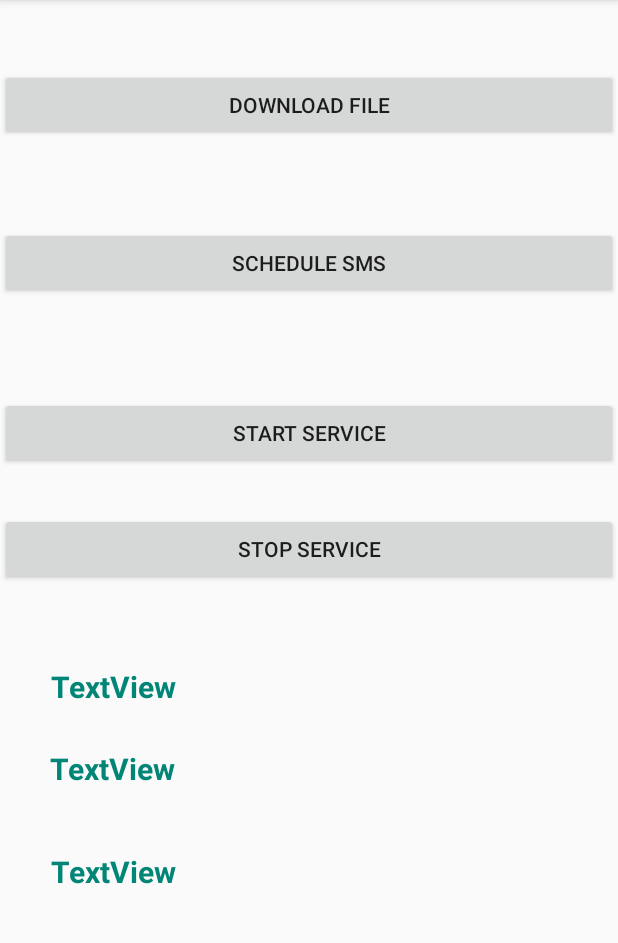
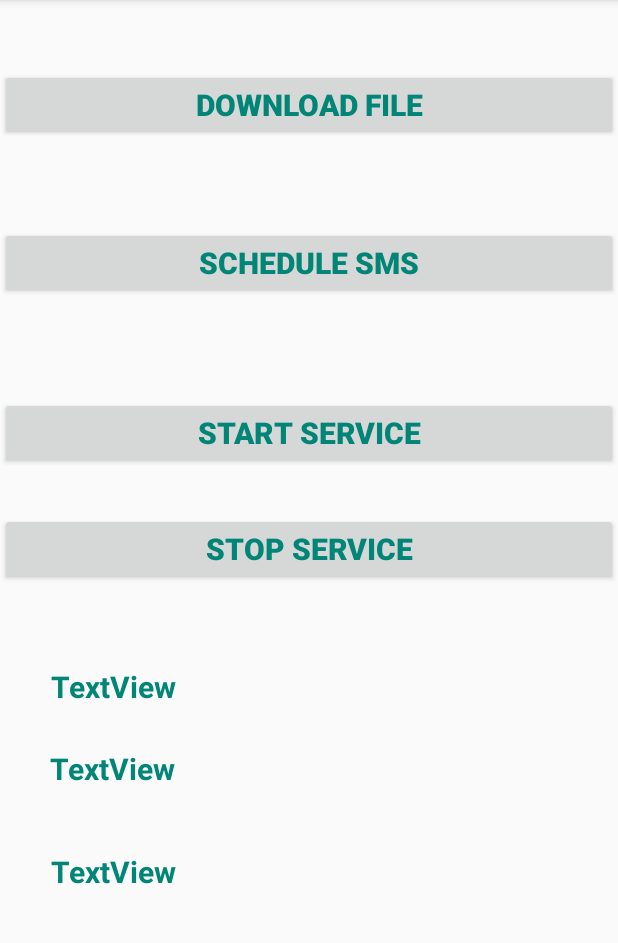
Before and after one commit to abdultanveer/Cgiday2, an Android app: the screen it shows after launch (MainActivity), on a phone screen of 412 x 824 dp, the part 84-1027 px from its top. Run offline under Robolectric (Android 15) with nearby library versions, the phone set to English and light mode, and no system bars.

Commit message:
themes -- activty

```diff
--- a/app/src/main/AndroidManifest.xml
+++ b/app/src/main/AndroidManifest.xml
@@ -19,7 +19,7 @@
             android:exported="true"></service>
 
         <activity android:name=".SmsActivity" />
-        <activity android:name=".MainActivity">
+        <activity android:name=".MainActivity" android:theme="@style/textstyle">
             <intent-filter>
                 <action android:name="android.intent.action.MAIN" />
 
--- a/app/src/main/res/layout/activity_main.xml
+++ b/app/src/main/res/layout/activity_main.xml
@@ -64,7 +64,6 @@
 
     <TextView
         android:id="@+id/textView"
-        style="@style/textstyle"
         android:layout_width="wrap_content"
         android:layout_height="wrap_content"
         android:layout_marginStart="34dp"
@@ -75,7 +74,6 @@
 
     <TextView
         android:id="@+id/textView2"
-        style="@style/textstyle"
 
         android:layout_width="wrap_content"
         android:layout_height="wrap_content"
@@ -92,8 +90,6 @@
         android:layout_marginStart="34dp"
         android:layout_marginTop="41dp"
         android:text="TextView"
-        style="@style/textstyle"
-
         app:layout_constraintStart_toStartOf="parent"
         app:layout_constraintTop_toBottomOf="@+id/textView2" />
 
--- a/app/src/main/res/values/styles.xml
+++ b/app/src/main/res/values/styles.xml
@@ -8,7 +8,7 @@
         <item name="colorAccent">@color/colorAccent</item>
     </style>
 
-    <style name="textstyle">
+    <style name="textstyle" parent="AppTheme">
         <item name="android:textColor">@color/colorPrimary</item>
         <item name="android:textStyle">bold</item>
         <item name="android:textSize">20sp</item>
```
